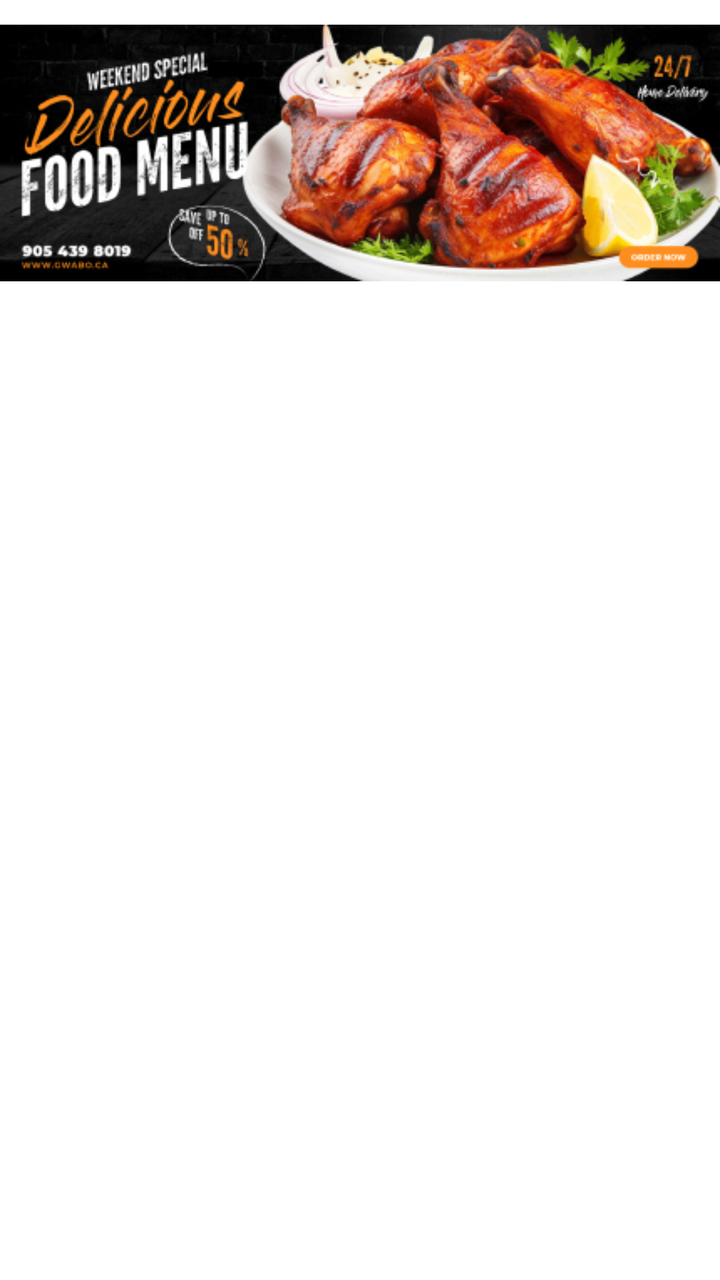
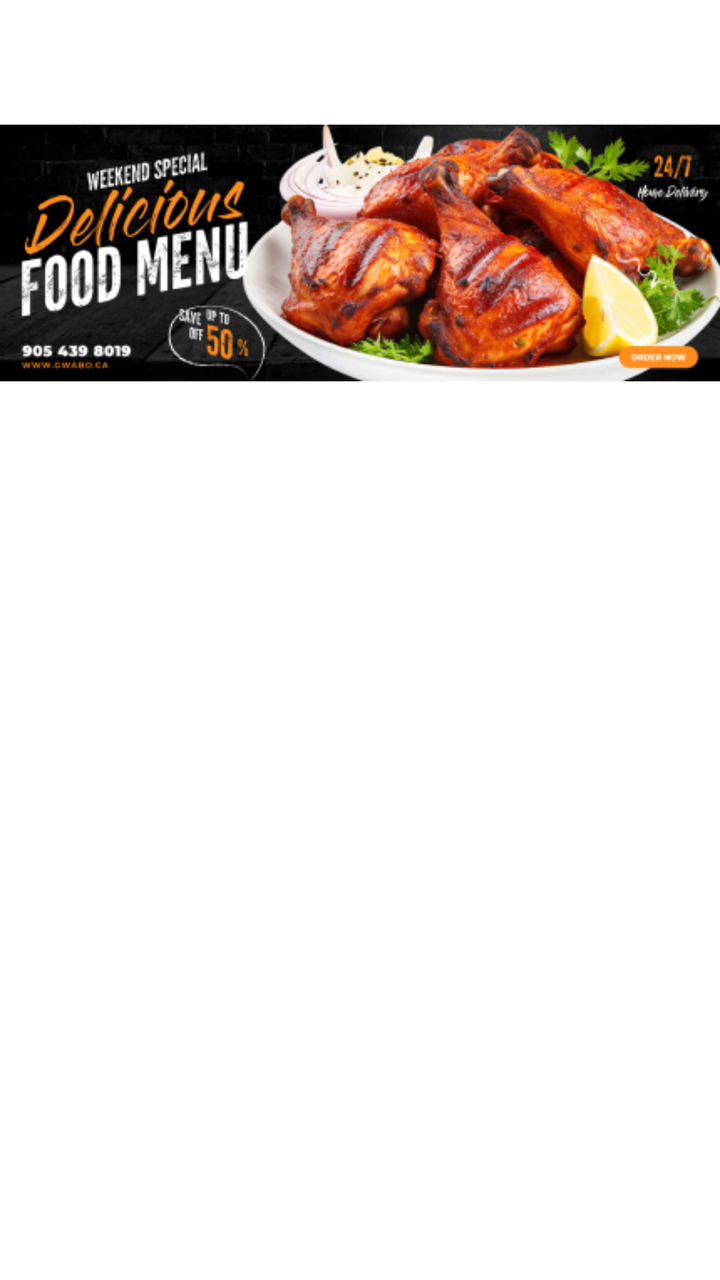

Compare the two renders of this Android layout. The source of the first and the diff that turns it into the second are given below.
<!-- AndroidManifest.xml: application theme Theme.Gwabo -->
<!-- res/layout/fragment_restaurants.xml -->
<?xml version="1.0" encoding="utf-8"?>
<androidx.constraintlayout.widget.ConstraintLayout xmlns:android="http://schemas.android.com/apk/res/android"
    xmlns:app="http://schemas.android.com/apk/res-auto"
    xmlns:tools="http://schemas.android.com/tools"
    android:layout_width="match_parent"
    android:layout_height="match_parent"
    tools:context=".ui.restaurants.RestaurantsFragment">

    <ImageView
        android:id="@+id/imageView6"
        android:layout_width="match_parent"
        android:layout_height="wrap_content"
        android:src="@drawable/food_banner"
        app:layout_constraintTop_toTopOf="parent"
        app:layout_constraintStart_toStartOf="parent"
        app:layout_constraintEnd_toEndOf="parent"
        tools:ignore="ContentDescription" />

    <androidx.recyclerview.widget.RecyclerView
        android:id="@+id/restaurantRecyclerView"
        android:layout_width="0dp"
        android:layout_height="0dp"
        android:layout_marginTop="8dp"
        app:layout_constraintTop_toBottomOf="@id/imageView6"
        app:layout_constraintStart_toStartOf="parent"
        app:layout_constraintEnd_toEndOf="parent"
        app:layout_constraintBottom_toBottomOf="parent"
        android:padding="16dp"
        tools:listitem="@layout/item_restaurant" />

</androidx.constraintlayout.widget.ConstraintLayout>
<!-- res/layout/item_restaurant.xml (included above) -->
<?xml version="1.0" encoding="utf-8"?>
<androidx.constraintlayout.widget.ConstraintLayout
    xmlns:android="http://schemas.android.com/apk/res/android"
    xmlns:app="http://schemas.android.com/apk/res-auto"
    xmlns:tools="http://schemas.android.com/tools"
    android:layout_width="wrap_content"
    android:layout_height="wrap_content"
    android:background="@drawable/rounded_corners"
    android:padding="8dp">
    <androidx.cardview.widget.CardView
        android:layout_width="113dp"
        android:layout_height="112dp"
        android:layout_margin="4dp"
        app:cardCornerRadius="12dp"
        app:cardElevation="2dp"
        app:cardUseCompatPadding="true"
        app:layout_constraintStart_toStartOf="parent"
        app:layout_constraintTop_toTopOf="parent"
        app:layout_constraintBottom_toBottomOf="parent">
        <FrameLayout
            android:layout_width="match_parent"
            android:layout_height="match_parent">
            <ImageView
                android:id="@+id/restaurantImage"
                android:layout_width="75dp"
                android:layout_height="66dp"
                android:layout_gravity="center"
                tools:ignore="ContentDescription" />
        </FrameLayout>
    </androidx.cardview.widget.CardView>
</androidx.constraintlayout.widget.ConstraintLayout>
<!-- resources referenced by this layout -->
<resources>
  <!-- drawable food_banner: png bitmap (drawable, 153016 bytes) -->
  <!-- drawable rounded_corners (drawable) -->
  <?xml version="1.0" encoding="utf-8"?>
  <shape xmlns:android="http://schemas.android.com/apk/res/android">
      <solid android:color="@color/white" />
      <corners android:radius="12dp" />
  </shape>
  <style name="Theme.Gwabo" parent="Theme.MaterialComponents.DayNight.DarkActionBar">
          
          <item name="colorPrimary">@color/main_500</item>
          <item name="colorPrimaryVariant">@color/main_700</item>
          <item name="colorOnPrimary">@color/white</item>
          
          <item name="colorSecondary">@color/teal_200</item>
          <item name="colorSecondaryVariant">@color/teal_700</item>
          <item name="colorOnSecondary">@color/black</item>
          
          <item name="android:statusBarColor">?attr/colorPrimaryVariant</item>
          
          <item name="android:windowIsTranslucent">true</item>
          <item name="android:fontFamily">@font/lato_light</item>
          <item name="shapeAppearanceSmallComponent">@style/ShapeAppearance.App.SmallComponent</item>
      </style>
  <color name="white">#FFFFFFFF</color>
  <color name="main_500">#FFF83A01</color>
  <color name="main_700">#FFE60F18</color>
  <color name="teal_200">#FF03DAC5</color>
  <color name="teal_700">#FF018786</color>
  <color name="black">#FF000000</color>
  <style name="ShapeAppearance.App.SmallComponent" parent="ShapeAppearance.MaterialComponents.SmallComponent">
          <item name="cornerFamily">rounded</item>
          <item name="cornerSize">100dp</item>
      </style>
</resources>

<!-- the commit's change to res/layout/fragment_restaurants.xml (unified diff, before → after) -->
@@ -10,10 +10,12 @@
         android:id="@+id/imageView6"
         android:layout_width="match_parent"
         android:layout_height="wrap_content"
+        android:layout_marginTop="50dp"
         android:src="@drawable/food_banner"
+        app:layout_constraintEnd_toEndOf="parent"
+        app:layout_constraintHorizontal_bias="0.0"
+        app:layout_constraintStart_toStartOf="parent"
         app:layout_constraintTop_toTopOf="parent"
-        app:layout_constraintStart_toStartOf="parent"
-        app:layout_constraintEnd_toEndOf="parent"
         tools:ignore="ContentDescription" />
 
     <androidx.recyclerview.widget.RecyclerView
